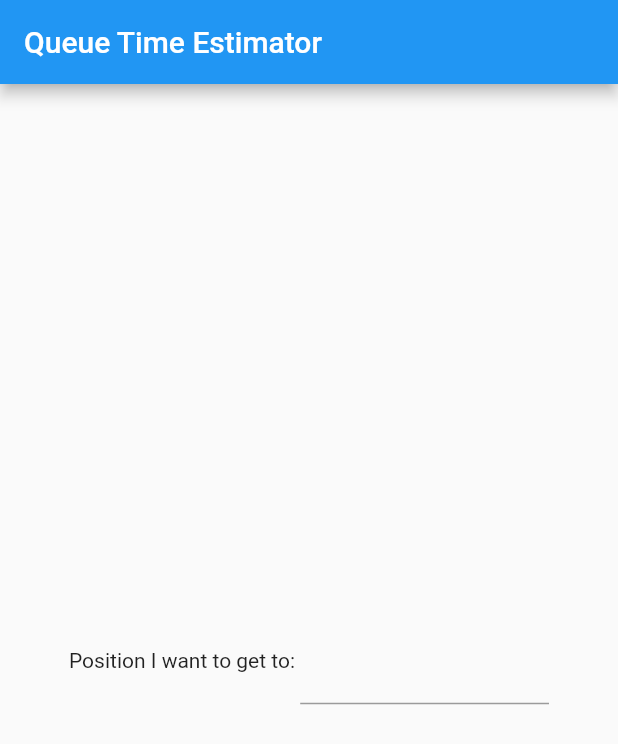
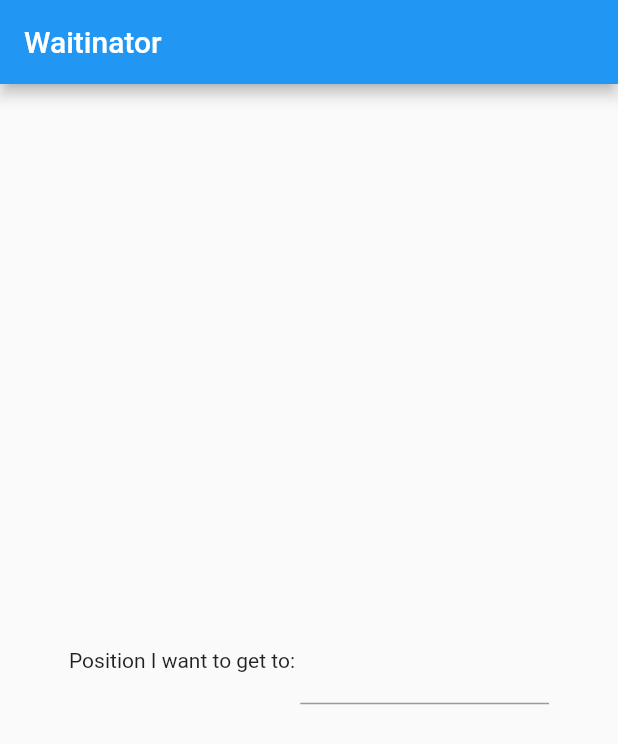
Before and after one commit to walles/waitinator, a Flutter app: the screen it shows after launch, on a phone screen of 412 x 824 dp. Shown: the top 744 px of the screen. Run offline on Flutter 3.47's test engine with Material 2 defaults, Android fonts, the phone set to English and light mode, and no system bars.

Commit message:
Fix more old-name places

```diff
--- a/lib/main.dart
+++ b/lib/main.dart
@@ -11,10 +11,10 @@ class MyApp extends StatelessWidget {
   @override
   Widget build(BuildContext context) {
     return MaterialApp(
-      title: 'Queue Time Estimator',
+      title: 'Waitinator',
       home: Scaffold(
           appBar: AppBar(
-            title: const Text('Queue Time Estimator'),
+            title: const Text('Waitinator'),
           ),
           body: Container(
             alignment: Alignment.center,
```
Also changed, not shown: 1 other file.
